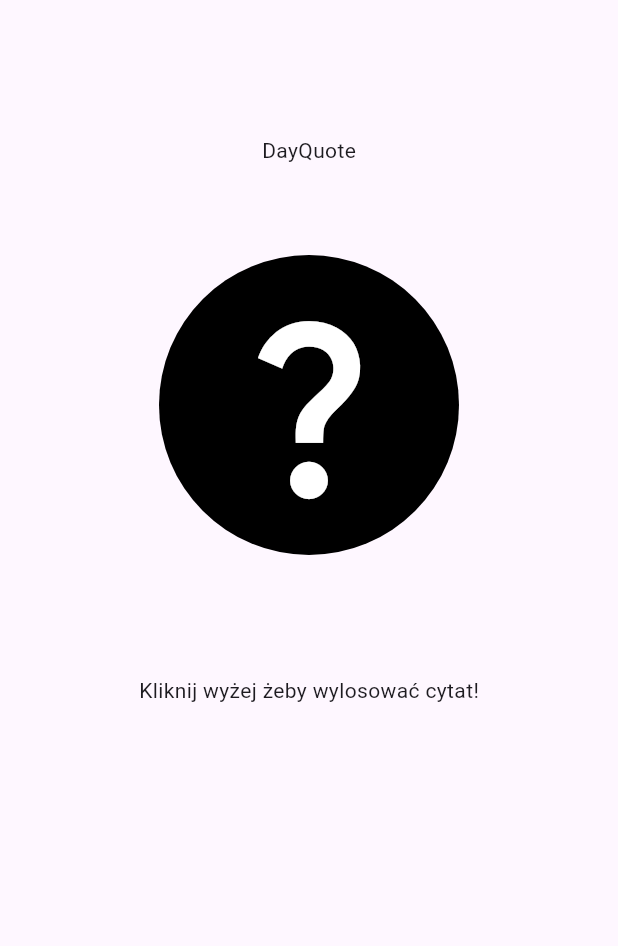
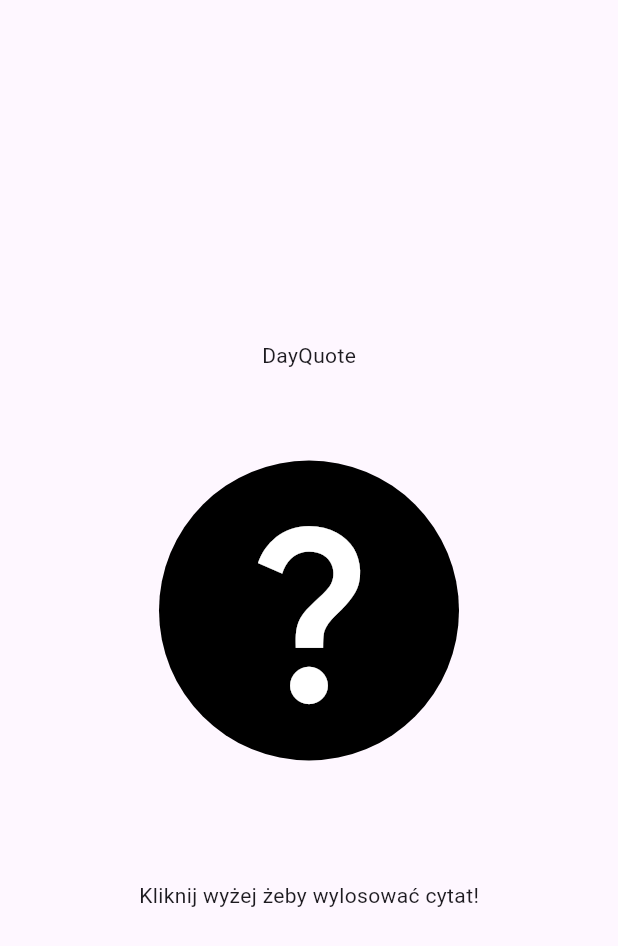
Before and after one commit to maciejsulikowski/day_quote, a Flutter app: the screen it shows after launch, on a phone screen of 412 x 824 dp. Shown: the top 946 px of the screen. Run offline on Flutter 3.47's test engine with Material 2 defaults, Android fonts, the phone set to English and light mode, and no system bars.

```diff
--- a/lib/main.dart
+++ b/lib/main.dart
@@ -30,12 +30,13 @@ class MainPage extends StatelessWidget {
     return Scaffold(
       body: Center(
         child: Column(
-          crossAxisAlignment: CrossAxisAlignment.center,
+          mainAxisAlignment: MainAxisAlignment.center,
           children: [
-            const SizedBox(height: 80),
             const Padding(
               padding: EdgeInsets.all(10.0),
-              child: Text('DayQuote'),
+              child: Text(
+                'DayQuote',
+              ),
             ),
             const SizedBox(height: 50),
             InkWell(
@@ -44,7 +45,7 @@ class MainPage extends StatelessWidget {
                 radius: 100,
                 backgroundColor: Colors.black,
                 child: Icon(
-                  Icons.question_mark, // Ikona znaku zapytania
+                  Icons.question_mark,
                   size: 150,
                   color: Colors.white,
                 ),
--- a/pubspec.yaml
+++ b/pubspec.yaml
@@ -35,6 +35,7 @@ dependencies:
   # The following adds the Cupertino Icons font to your application.
   # Use with the CupertinoIcons class for iOS style icons.
   cupertino_icons: ^1.0.2
+  google_fonts: ^5.1.0
 
 dev_dependencies:
   flutter_test:
```
Also changed, not shown: pubspec.lock, 1 other file.
